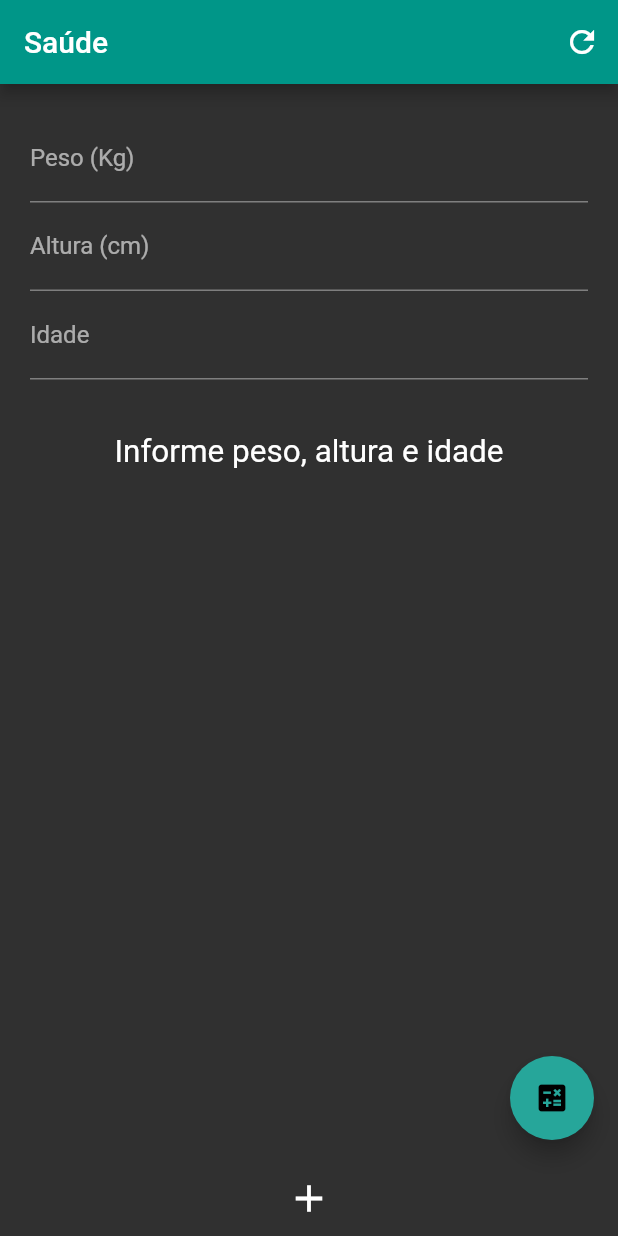
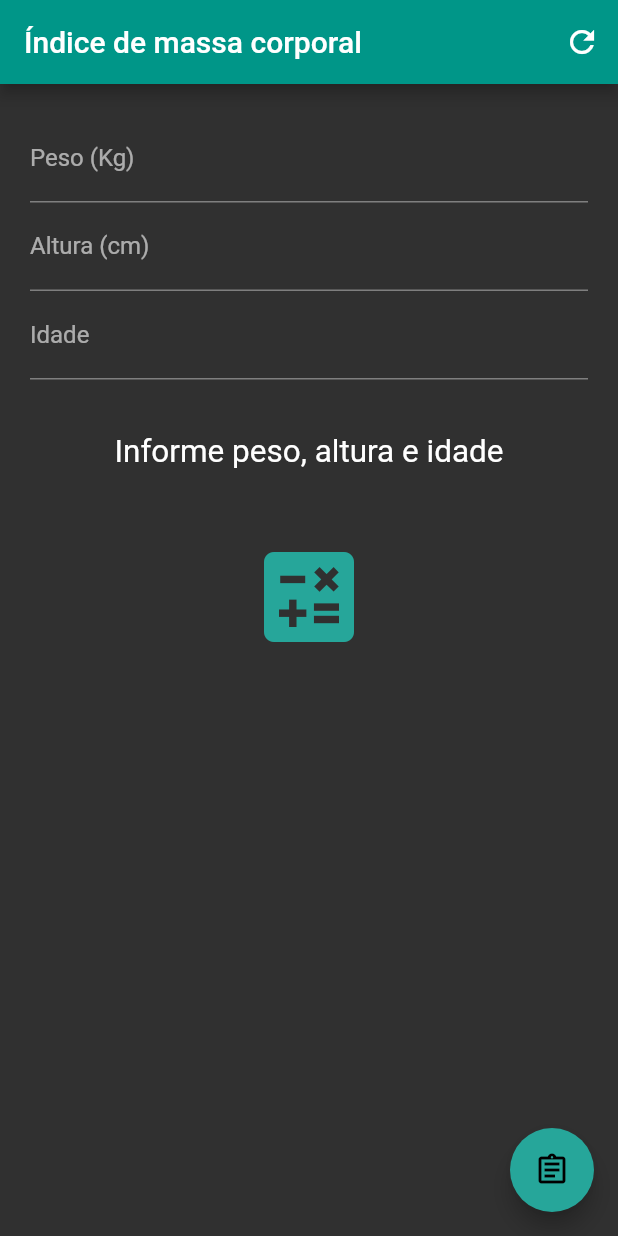
Before and after one commit to Felps312/App_eletivas, a Flutter app: the screen it shows after launch, on a phone screen of 412 x 824 dp. Run offline on Flutter 3.47's test engine with Material 2 defaults, Android fonts, the phone set to English and light mode, and no system bars.

Commit message:
Terceiro Commit

```diff
--- a/lib/home.dart
+++ b/lib/home.dart
@@ -26,8 +26,8 @@ class _MyHomePageState extends State<MyHomePage> {
 
 
     setState(() {
-          _resultado = 'Informe peso, altura e idade';
-        });
+      _resultado = 'Informe peso, altura e idade';
+    });
   }
 
   @override
@@ -43,20 +43,35 @@ class _MyHomePageState extends State<MyHomePage> {
     var calculadoraIMC = new CalculadoraIMC(altura, peso, idade);
 
     setState(() {
-          _resultado = calculadoraIMC.classificar();
-        });
+      _resultado = calculadoraIMC.classificar();
+    });
   }
 
-  FloatingActionButton botaoDeCalculo() {
+  FloatingActionButton navegarSegundaPagina() {
     return FloatingActionButton(
+      tooltip: 'Metas diárias',
+      child: Icon(Icons.assignment_outlined),
+      backgroundColor: Colors.teal.shade400,
+      onPressed: () {
+        Navigator.push(
+          context,
+          SegundaPagina.route(),
+        );
+      },
+    );
+  }
+
+  IconButton botaoDeCalcular() {
+    return IconButton(
+      icon: Icon(Icons.calculate),
+      tooltip: 'Calcular IMC',
       onPressed: () {
         if (_chaveFormulario.currentState.validate()) {
           calcularIMC();
         }
       },
-      tooltip: 'Calcular',
-      child: Icon(Icons.calculate),
-      backgroundColor: Colors.teal.shade400,
+      iconSize: 80,
+      color: Colors.teal.shade400,
     );
   }
 
@@ -125,6 +140,7 @@ class _MyHomePageState extends State<MyHomePage> {
             controller: _idadeEdit,
           ),
           textoResultado(),
+          botaoDeCalcular(),
         ],
       ),
     );
@@ -138,19 +154,7 @@ class _MyHomePageState extends State<MyHomePage> {
         padding: EdgeInsets.all(20.0),
         child: formulario()
       ),
-      floatingActionButton:  botaoDeCalculo(),
-      bottomNavigationBar: IconButton(
-        icon: Icon(Icons.add),
-        iconSize: 30,
-        tooltip: 'Ir para próxima página',
-        alignment: Alignment.topCenter,
-        onPressed: () {
-          Navigator.push(
-            context,
-            SegundaPagina.route(),
-          );
-        },
-      ),
+      floatingActionButton: navegarSegundaPagina(),
     );
   }
 }
--- a/lib/main.dart
+++ b/lib/main.dart
@@ -14,13 +14,14 @@ void main() {
  class MyApp extends StatelessWidget {
   @override
   Widget build(BuildContext context) {
-    var titulo = 'Saúde';
+    var titulo = 'Índice de massa corporal';
 
     return MaterialApp(
       title: titulo,
       theme: ThemeData.dark().copyWith(
         primaryColor: Colors.teal,
         unselectedWidgetColor: Colors.white,
+
       ),
       home: MyHomePage(title: titulo),
       debugShowCheckedModeBanner: false,
--- a/lib/segundaPagina.dart
+++ b/lib/segundaPagina.dart
@@ -1,5 +1,6 @@
 import 'checkbox_state.dart';
 import 'package:flutter/material.dart';
+
 
 class SegundaPagina extends StatefulWidget {
   const SegundaPagina({key}) : super(key: key);
@@ -30,13 +31,14 @@ class _SegundaPaginaState extends State<SegundaPagina> {
   Widget buildSingleCheckbox(CheckboxState checkbox) {
     return CheckboxListTile(
       title: Text(checkbox.title),
+      checkColor: Colors.green.shade600,
       value: checkbox.value,
       onChanged: (bool value) {
         setState(() {
           checkbox.value = value;
           todasMetasDiarias.value =
           metasDiarias.every((meta) => meta.value);
-          if (todasMetasDiarias.value) metasConcluidas();
+          if (todasMetasDiarias.value) {metasConcluidas();}
         });
       },
     );
@@ -45,6 +47,7 @@ class _SegundaPaginaState extends State<SegundaPagina> {
   Widget buildGroupCheckBox(CheckboxState checkbox) {
     return CheckboxListTile(
       title: Text(checkbox.title),
+      checkColor: Colors.green,
       value: checkbox.value,
       onChanged: toggleGroupCheckbox,
     );
@@ -56,10 +59,9 @@ class _SegundaPaginaState extends State<SegundaPagina> {
       todasMetasDiarias.value = value;
       metasDiarias.forEach((meta) {meta.value = value;});
     });
-    if (value == true)
+    if (value == true) {
       metasConcluidas();
-
-
+    }
   }
 
   metasConcluidas() {
@@ -68,7 +70,7 @@ class _SegundaPaginaState extends State<SegundaPagina> {
       barrierDismissible: false,
       builder: (context) => AlertDialog(
         title: Text('Parabéns!', textAlign: TextAlign.center,),
-              content: Text('Todas as tarefas foram concluidas!'),
+        content: Text('Todas as metas foram concluidas!'),
         actions: [
           TextButton(
             child: Text('Obrigado', textScaleFactor: 1.5,),
```
Lines whose indentation alone changed are shown as unchanged.
